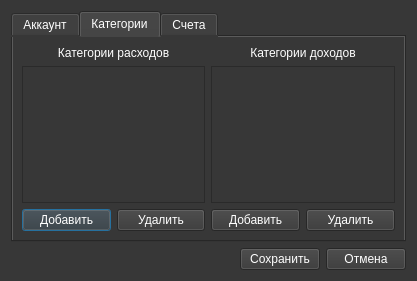
This is ui/dialogs/settings.ui in Protocs/OkayMoney as Qt 5 draws it before an edit. The edited form follows.
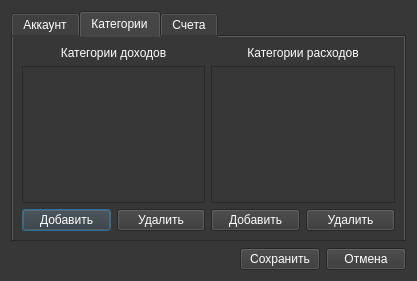
This is the edited form. The open tabs and pages were chosen to show the change. Icons and pictures are not drawn.

Commit message: Поменял местами доходы и расходы в настройках, вкладка категорий

```diff
--- a/ui/dialogs/settings.ui
+++ b/ui/dialogs/settings.ui
@@ -139,6 +139,47 @@
        <string>Категории</string>
       </attribute>
       <layout class="QHBoxLayout" name="horizontalLayout_4">
+       <item>
+        <layout class="QVBoxLayout" name="verticalLayout_4">
+         <item>
+          <widget class="QLabel" name="label_4">
+           <property name="text">
+            <string>Категории доходов</string>
+           </property>
+           <property name="alignment">
+            <set>Qt::AlignCenter</set>
+           </property>
+          </widget>
+         </item>
+         <item>
+          <widget class="QListWidget" name="income_categories"/>
+         </item>
+         <item>
+          <layout class="QHBoxLayout" name="horizontalLayout_3">
+           <item>
+            <widget class="QPushButton" name="add_income_category_btn">
+             <property name="focusPolicy">
+              <enum>Qt::StrongFocus</enum>
+             </property>
+             <property name="text">
+              <string>Добавить</string>
+             </property>
+            </widget>
+           </item>
+           <item>
+            <widget class="QPushButton" name="delete_income_category_btn">
+             <property name="focusPolicy">
+              <enum>Qt::StrongFocus</enum>
+             </property>
+             <property name="text">
+              <string>Удалить</string>
+             </property>
+            </widget>
+           </item>
+          </layout>
+         </item>
+        </layout>
+       </item>
        <item>
         <layout class="QVBoxLayout" name="verticalLayout_3">
          <item>
@@ -196,47 +237,6 @@
          </property>
         </spacer>
        </item>
-       <item>
-        <layout class="QVBoxLayout" name="verticalLayout_4">
-         <item>
-          <widget class="QLabel" name="label_4">
-           <property name="text">
-            <string>Категории доходов</string>
-           </property>
-           <property name="alignment">
-            <set>Qt::AlignCenter</set>
-           </property>
-          </widget>
-         </item>
-         <item>
-          <widget class="QListWidget" name="income_categories"/>
-         </item>
-         <item>
-          <layout class="QHBoxLayout" name="horizontalLayout_3">
-           <item>
-            <widget class="QPushButton" name="add_income_category_btn">
-             <property name="focusPolicy">
-              <enum>Qt::StrongFocus</enum>
-             </property>
-             <property name="text">
-              <string>Добавить</string>
-             </property>
-            </widget>
-           </item>
-           <item>
-            <widget class="QPushButton" name="delete_income_category_btn">
-             <property name="focusPolicy">
-              <enum>Qt::StrongFocus</enum>
-             </property>
-             <property name="text">
-              <string>Удалить</string>
-             </property>
-            </widget>
-           </item>
-          </layout>
-         </item>
-        </layout>
-       </item>
       </layout>
      </widget>
      <widget class="QWidget" name="accounts_settings">
```
Left out of the diff: 2 changed lines with no effect on the pictures.
